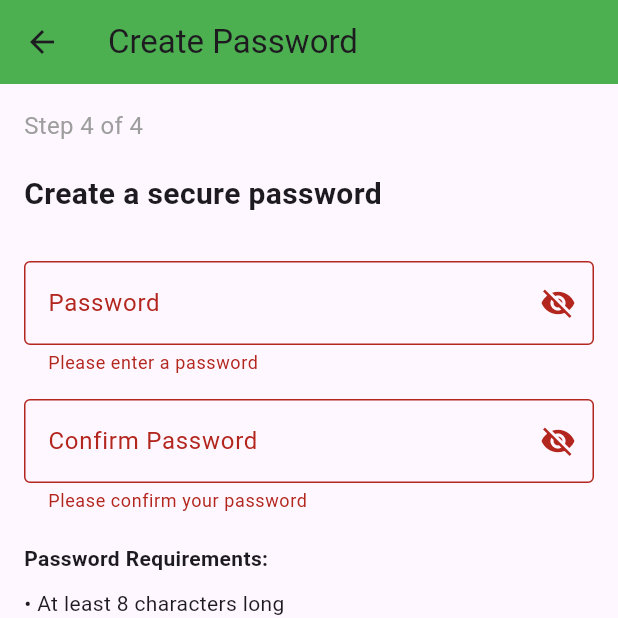
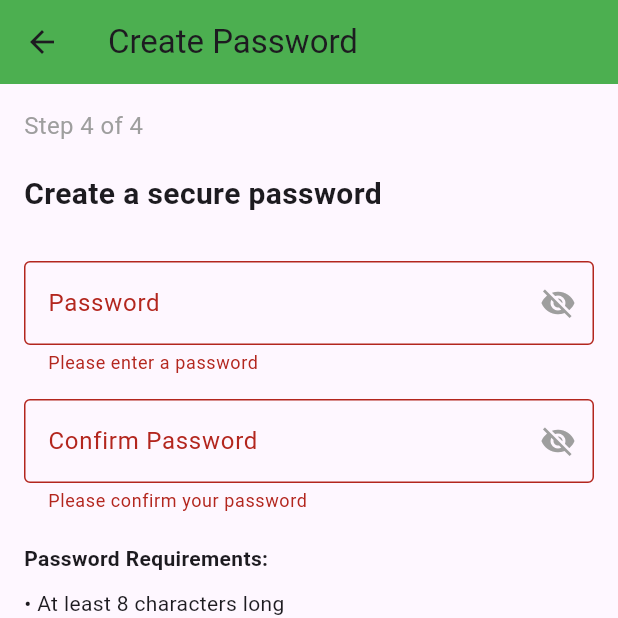
Before and after one commit to Pabz2020/EcoLift, a Flutter app: the CustomerPassword screen opened by its route, after a tap on "Complete Registration", on a phone screen of 412 x 824 dp, the top half of it. Run offline on Flutter 3.47's test engine with Material 3 defaults, Android fonts, the phone set to English and light mode, and no system bars; our stand-ins replace geolocator, google_maps_flutter.

Commit message:
customer registration
customer registration part frontend and backend connected

```diff
--- a/Frontend/Mobile/Frontend/lib/models/customer.dart
+++ b/Frontend/Mobile/Frontend/lib/models/customer.dart
@@ -2,41 +2,70 @@ class Customer {
   final String name;
   final String email;
   final String phone;
-  final String? address;
+  final String? addressNo;
+  final String? street;
   final String? city;
   final String? district;
-  final String? postalCode;
   final String? password;
 
   Customer({
     required this.name,
     required this.email,
     required this.phone,
-    this.address,
+    this.addressNo,
+    this.street,
     this.city,
     this.district,
-    this.postalCode,
     this.password,
   });
+
+  Map<String, dynamic> toJson() {
+    return {
+      'name': name,
+      'email': email,
+      'phone': phone,
+      'password': password,
+      'role': 'customer',
+      'address': {
+        'addressNo': addressNo,
+        'street': street,
+        'city': city,
+        'district': district,
+      },
+    };
+  }
+
+  factory Customer.fromJson(Map<String, dynamic> json) {
+    final address = json['address'] as Map<String, dynamic>?;
+    return Customer(
+      name: json['name'] as String,
+      email: json['email'] as String,
+      phone: json['phone'] as String,
+      addressNo: address?['addressNo'] as String?,
+      street: address?['street'] as String?,
+      city: address?['city'] as String?,
+      district: address?['district'] as String?,
+    );
+  }
 
   Customer copyWith({
     String? name,
     String? email,
     String? phone,
-    String? address,
+    String? addressNo,
+    String? street,
     String? city,
     String? district,
-    String? postalCode,
     String? password,
   }) {
     return Customer(
       name: name ?? this.name,
       email: email ?? this.email,
       phone: phone ?? this.phone,
-      address: address ?? this.address,
+      addressNo: addressNo ?? this.addressNo,
+      street: street ?? this.street,
       city: city ?? this.city,
       district: district ?? this.district,
-      postalCode: postalCode ?? this.postalCode,
       password: password ?? this.password,
     );
   }
--- a/Frontend/Mobile/Frontend/lib/screens/collector_personal_info.dart
+++ b/Frontend/Mobile/Frontend/lib/screens/collector_personal_info.dart
@@ -4,7 +4,7 @@ class CollectorPersonalInfo extends StatefulWidget {
   const CollectorPersonalInfo({super.key});
 
   @override
-  _CollectorPersonalInfoState createState() => _CollectorPersonalInfoState();
+  State<CollectorPersonalInfo> createState() => _CollectorPersonalInfoState();
 }
 
 class _CollectorPersonalInfoState extends State<CollectorPersonalInfo> {
@@ -30,7 +30,7 @@ class _CollectorPersonalInfoState extends State<CollectorPersonalInfo> {
         title: const Text('Personal Information'),
         backgroundColor: Colors.green,
       ),
-      body: Padding(
+      body: SingleChildScrollView(
         padding: const EdgeInsets.all(16.0),
         child: Form(
           key: _formKey,
@@ -130,7 +130,7 @@ class _CollectorPersonalInfoState extends State<CollectorPersonalInfo> {
                   backgroundColor: Colors.green,
                   padding: const EdgeInsets.symmetric(vertical: 15),
                 ),
-                child: Text('Continue'),
+                child: const Text('Continue'),
               ),
             ],
           ),
--- a/Frontend/Mobile/Frontend/lib/screens/customer_password.dart
+++ b/Frontend/Mobile/Frontend/lib/screens/customer_password.dart
@@ -1,4 +1,6 @@
 import 'package:flutter/material.dart';
+import 'package:eco_lift/services/api_service.dart';
+import 'package:eco_lift/models/customer.dart';
 
 class CustomerPassword extends StatefulWidget {
   final Map<String, dynamic> customerInfo;
@@ -6,7 +8,7 @@ class CustomerPassword extends StatefulWidget {
   const CustomerPassword({super.key, required this.customerInfo});
 
   @override
-  _CustomerPasswordState createState() => _CustomerPasswordState();
+  State<CustomerPassword> createState() => _CustomerPasswordState();
 }
 
 class _CustomerPasswordState extends State<CustomerPassword> {
@@ -15,6 +17,8 @@ class _CustomerPasswordState extends State<CustomerPassword> {
   final _confirmPasswordController = TextEditingController();
   bool _obscurePassword = true;
   bool _obscureConfirmPassword = true;
+  bool _isLoading = false;
+  String? _errorMessage;
 
   bool _validatePassword(String password) {
     if (password.length < 8) return false;
@@ -29,6 +33,87 @@ class _CustomerPasswordState extends State<CustomerPassword> {
     _passwordController.dispose();
     _confirmPasswordController.dispose();
     super.dispose();
+  }
+
+  Future<void> _submitForm() async {
+    if (_formKey.currentState!.validate()) {
+      setState(() {
+        _isLoading = true;
+        _errorMessage = null;
+      });
+
+      try {
+        print('Customer Info received: ${widget.customerInfo}');
+
+        // Validate all required fields are present
+        if (!widget.customerInfo.containsKey('name') ||
+            !widget.customerInfo.containsKey('email') ||
+            !widget.customerInfo.containsKey('phone') ||
+            !widget.customerInfo.containsKey('addressNo') ||
+            !widget.customerInfo.containsKey('street') ||
+            !widget.customerInfo.containsKey('city') ||
+            !widget.customerInfo.containsKey('district')) {
+          throw Exception('Missing required customer information');
+        }
+
+        // Create customer object with all the information
+        final customer = Customer(
+          name: widget.customerInfo['name'].trim(),
+          email: widget.customerInfo['email'].trim(),
+          phone: widget.customerInfo['phone'].trim(),
+          addressNo: widget.customerInfo['addressNo'].trim(),
+          street: widget.customerInfo['street'].trim(),
+          city: widget.customerInfo['city'].trim(),
+          district: widget.customerInfo['district'].trim(),
+          password: _passwordController.text,
+        );
+
+        print('Attempting to register customer with data:');
+        print('Name: ${customer.name}');
+        print('Email: ${customer.email}');
+        print('Phone: ${customer.phone}');
+        print('Address No: ${customer.addressNo}');
+        print('Street: ${customer.street}');
+        print('City: ${customer.city}');
+        print('District: ${customer.district}');
+
+        // Call the API to register the customer
+        final response = await ApiService.registerCustomer(customer);
+
+        print('Registration response: $response');
+
+        if (!mounted) return;
+
+        if (response['success']) {
+          print('Registration successful, navigating to completion screen');
+
+          // Use the original customer object instead of creating a new one from response
+          Navigator.pushReplacementNamed(
+            context,
+            '/customer_registration_complete',
+            arguments: customer,
+          );
+        } else {
+          print('Registration failed with message: ${response['message']}');
+          setState(() {
+            _errorMessage = response['message'];
+          });
+        }
+      } catch (e) {
+        print('Error during registration: $e');
+        setState(() {
+          _errorMessage = e.toString().contains('Missing required')
+              ? 'Please fill in all required information'
+              : 'Registration failed. Please try again.';
+        });
+      } finally {
+        if (mounted) {
+          setState(() {
+            _isLoading = false;
+          });
+        }
+      }
+    }
   }
 
   @override
@@ -61,6 +146,20 @@ class _CustomerPasswordState extends State<CustomerPassword> {
                 ),
               ),
               const SizedBox(height: 30),
+              if (_errorMessage != null)
+                Container(
+                  padding: const EdgeInsets.all(8),
+                  margin: const EdgeInsets.only(bottom: 16),
+                  decoration: BoxDecoration(
+                    color: Colors.red.shade50,
+                    borderRadius: BorderRadius.circular(8),
+                    border: Border.all(color: Colors.red.shade200),
+                  ),
+                  child: Text(
+                    _errorMessage!,
+                    style: TextStyle(color: Colors.red.shade900),
+                  ),
+                ),
               TextFormField(
                 controller: _passwordController,
                 obscureText: _obscurePassword,
@@ -72,6 +171,7 @@ class _CustomerPasswordState extends State<CustomerPassword> {
                       _obscurePassword
                           ? Icons.visibility_off
                           : Icons.visibility,
+                      color: Colors.grey,
                     ),
                     onPressed: () {
                       setState(() {
@@ -102,6 +202,7 @@ class _CustomerPasswordState extends State<CustomerPassword> {
                       _obscureConfirmPassword
                           ? Icons.visibility_off
                           : Icons.visibility,
+                      color: Colors.grey,
                     ),
                     onPressed: () {
                       setState(() {
@@ -134,23 +235,22 @@ class _CustomerPasswordState extends State<CustomerPassword> {
               const Text('• At least one special character'),
               const SizedBox(height: 30),
               ElevatedButton(
-                onPressed: () {
-                  if (_formKey.currentState!.validate()) {
-                    Navigator.pushNamed(
-                      context,
-                      '/customer_registration_complete',
-                      arguments: {
-                        ...widget.customerInfo,
-                        'password': _passwordController.text,
-                      },
-                    );
-                  }
-                },
+                onPressed: _isLoading ? null : _submitForm,
                 style: ElevatedButton.styleFrom(
                   backgroundColor: Colors.green,
                   padding: const EdgeInsets.symmetric(vertical: 15),
                 ),
-                child: const Text('Complete Registration'),
+                child: _isLoading
+                    ? const SizedBox(
+                        height: 20,
+                        width: 20,
+                        child: CircularProgressIndicator(
+                          strokeWidth: 2,
+                          valueColor:
+                              AlwaysStoppedAnimation<Color>(Colors.white),
+                        ),
+                      )
+                    : const Text('Complete Registration'),
               ),
             ],
           ),
--- a/Frontend/Mobile/Frontend/lib/screens/customer_personal_info.dart
+++ b/Frontend/Mobile/Frontend/lib/screens/customer_personal_info.dart
@@ -4,7 +4,7 @@ class CustomerPersonalInfo extends StatefulWidget {
   const CustomerPersonalInfo({super.key});
 
   @override
-  _CustomerPersonalInfoState createState() => _CustomerPersonalInfoState();
+  State<CustomerPersonalInfo> createState() => _CustomerPersonalInfoState();
 }
 
 class _CustomerPersonalInfoState extends State<CustomerPersonalInfo> {
@@ -119,7 +119,7 @@ class _CustomerPersonalInfoState extends State<CustomerPersonalInfo> {
                   backgroundColor: Colors.green,
                   padding: const EdgeInsets.symmetric(vertical: 15),
                 ),
-                child: Text('Continue'),
+                child: const Text('Continue'),
               ),
             ],
           ),
--- a/Frontend/Mobile/Frontend/lib/screens/customer_welcome.dart
+++ b/Frontend/Mobile/Frontend/lib/screens/customer_welcome.dart
@@ -32,6 +32,7 @@ class CustomerWelcome extends StatelessWidget {
                     fontWeight: FontWeight.bold,
                     color: Colors.green.shade900,
                   ),
+                  textAlign: TextAlign.center,
                 ),
                 const SizedBox(height: 20),
                 Text(
@@ -49,12 +50,13 @@ class CustomerWelcome extends StatelessWidget {
                   },
                   style: ElevatedButton.styleFrom(
                     backgroundColor: Colors.green,
-                    padding: const EdgeInsets.symmetric(horizontal: 50, vertical: 15),
+                    padding: const EdgeInsets.symmetric(
+                        horizontal: 50, vertical: 15),
                     shape: RoundedRectangleBorder(
                       borderRadius: BorderRadius.circular(30),
                     ),
                   ),
-                  child: Text(
+                  child: const Text(
                     'Get Started',
                     style: TextStyle(fontSize: 18),
                   ),
```
Also changed, not shown: Frontend/Mobile/Frontend/lib/main.dart (+9 -19 lines), Frontend/Mobile/Frontend/lib/screens/about_app.dart (+11 -10 lines), Frontend/Mobile/Frontend/lib/screens/collector_welcome.dart (+12 -8 lines), Frontend/Mobile/Frontend/lib/screens/customer_address.dart (+32 -25 lines), Frontend/Mobile/Frontend/lib/screens/customer_registration_complete.dart (+23 -4 lines), Frontend/Mobile/Frontend/lib/screens/map_location.dart (+11 -6 lines), Frontend/Mobile/Frontend/lib/screens/role_selection.dart (+10 -7 lines), Frontend/Mobile/Frontend/lib/screens/welcome_page.dart (+24 -10 lines), Frontend/Mobile/Frontend/lib/services/api_service.dart (+74 -71 lines), 2 other files.
